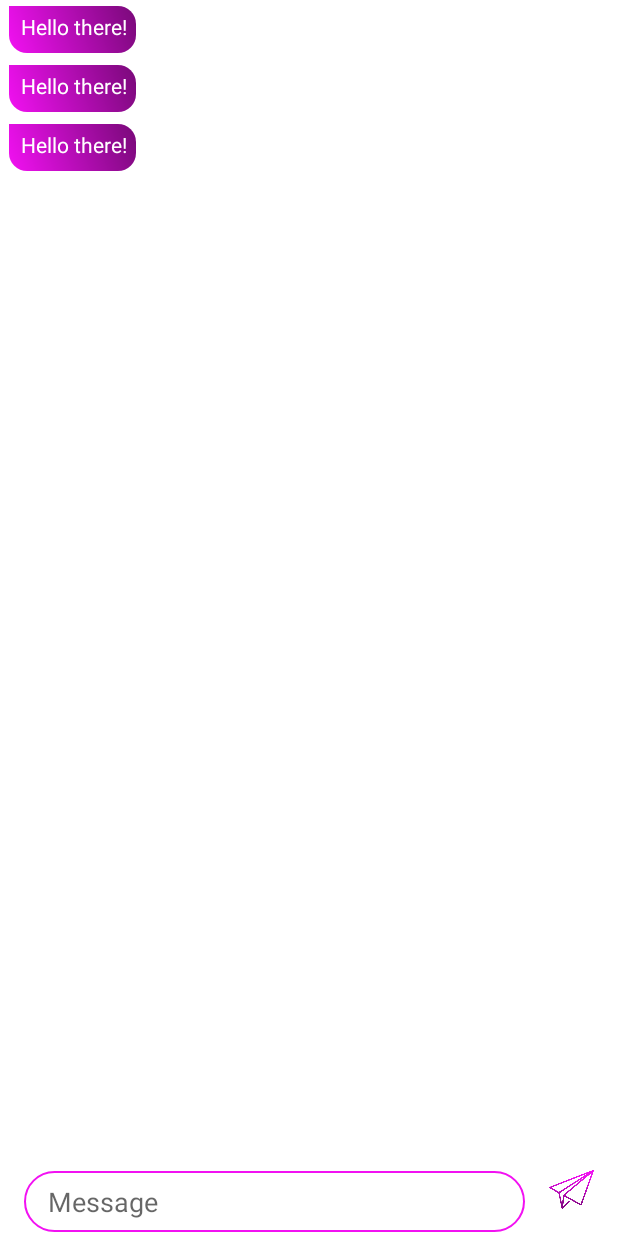
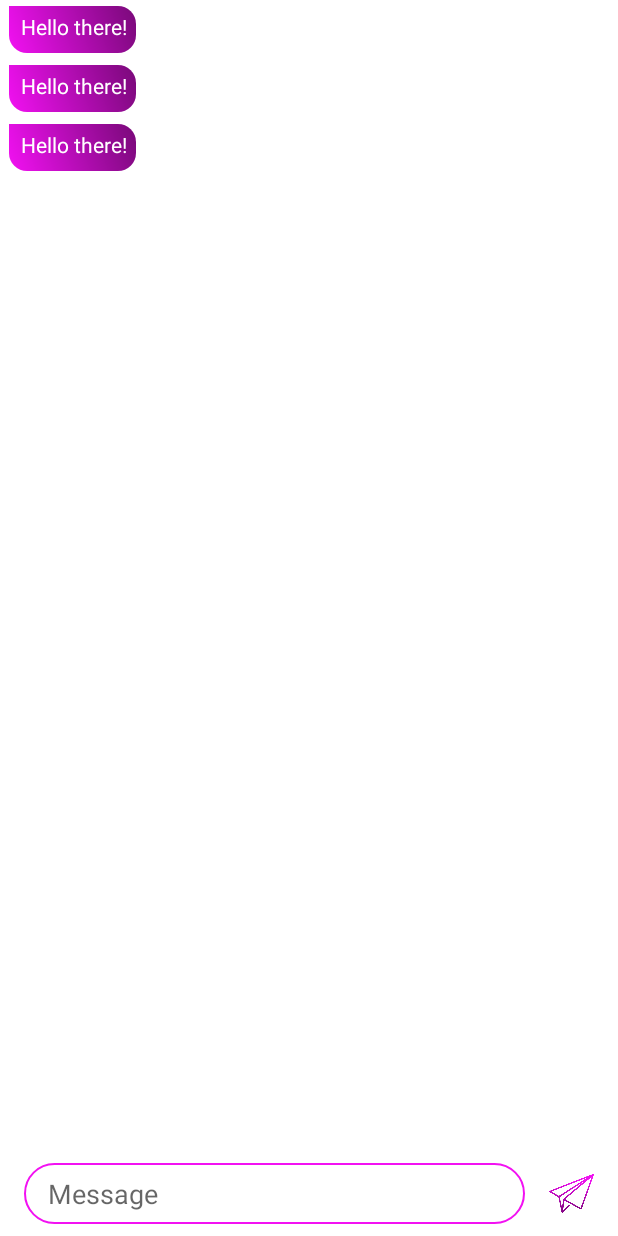
Before and after one commit to zancheema/socketio-demo-android, an Android app: the layout fragment_chat.xml on its own in the app's theme, with its tools: preview values and no code run, on a phone screen of 412 x 824 dp. Run offline under Robolectric (Android 15) with nearby library versions, the phone set to English and light mode, and no system bars.

Commit message:
add sendMessage and receiveMessage functionality

```diff
--- a/app/src/main/res/layout/fragment_chat.xml
+++ b/app/src/main/res/layout/fragment_chat.xml
@@ -11,7 +11,7 @@
         android:layout_width="0dp"
         android:layout_height="0dp"
         android:layout_marginBottom="8dp"
-        app:layout_constraintBottom_toTopOf="@+id/imageView2"
+        app:layout_constraintBottom_toTopOf="@+id/sendMessageView"
         app:layout_constraintEnd_toEndOf="parent"
         app:layout_constraintStart_toStartOf="parent"
         app:layout_constraintTop_toTopOf="parent"
@@ -23,24 +23,24 @@
         android:layout_height="wrap_content"
         android:layout_marginStart="16dp"
         android:layout_marginEnd="16dp"
-        android:textCursorDrawable="@color/accent_color_dark"
+        android:layout_marginBottom="8dp"
         android:background="@drawable/edit_message_bg"
         android:ems="10"
         android:hint="@string/message"
         android:inputType="textPersonName"
         android:textColor="@color/accent_color_dark"
+        android:textCursorDrawable="@color/accent_color_dark"
         app:layout_constraintBottom_toBottomOf="parent"
-        app:layout_constraintEnd_toStartOf="@+id/imageView2"
-        app:layout_constraintStart_toStartOf="parent"
-        app:layout_constraintTop_toTopOf="@+id/imageView2" />
+        app:layout_constraintEnd_toStartOf="@+id/sendMessageView"
+        app:layout_constraintStart_toStartOf="parent" />
 
     <ImageView
-        android:id="@+id/imageView2"
+        android:id="@+id/sendMessageView"
         android:layout_width="@dimen/send_button_dimens"
         android:layout_height="@dimen/send_button_dimens"
         android:layout_marginEnd="16dp"
-        android:layout_marginBottom="16dp"
         android:src="@drawable/send"
-        app:layout_constraintBottom_toBottomOf="parent"
-        app:layout_constraintEnd_toEndOf="parent" />
+        app:layout_constraintBottom_toBottomOf="@+id/writeChatMessage"
+        app:layout_constraintEnd_toEndOf="parent"
+        app:layout_constraintTop_toTopOf="@+id/writeChatMessage" />
 </androidx.constraintlayout.widget.ConstraintLayout>
```
Also changed, not shown: app/src/main/java/com/sleekdeveloper/android/socketiotest/ChatFragment.kt (+12 -0 lines).
